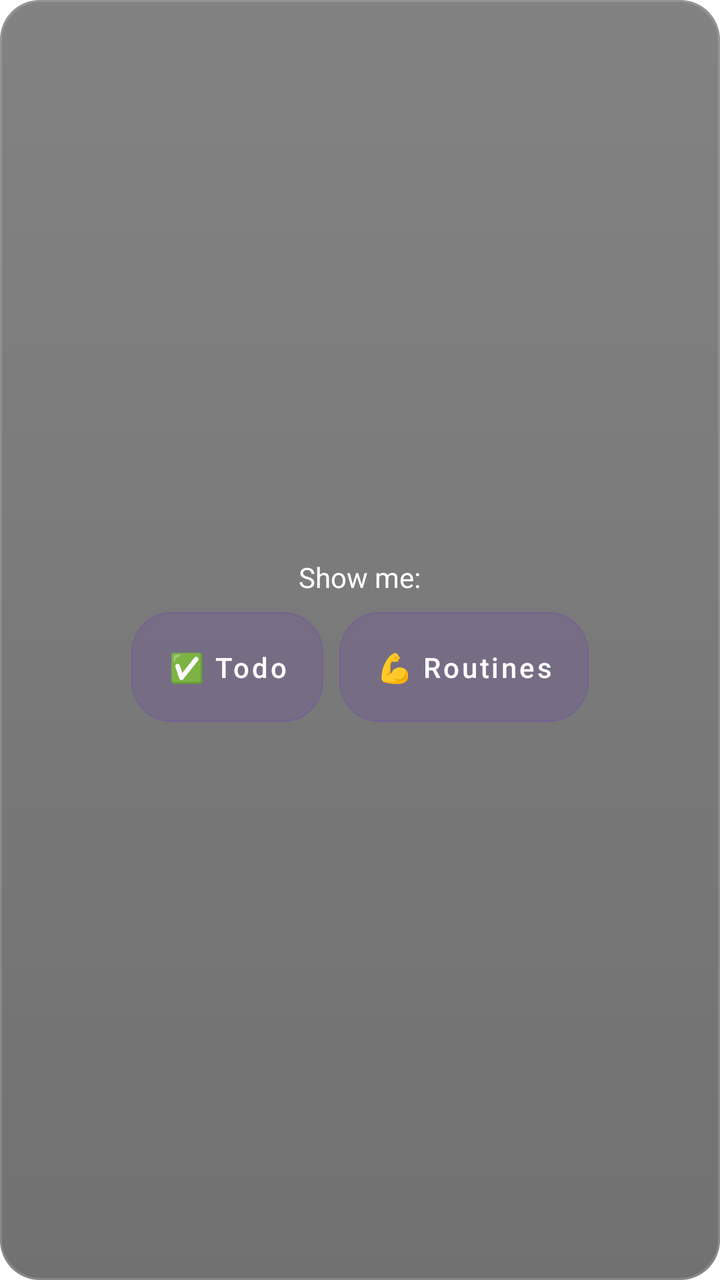
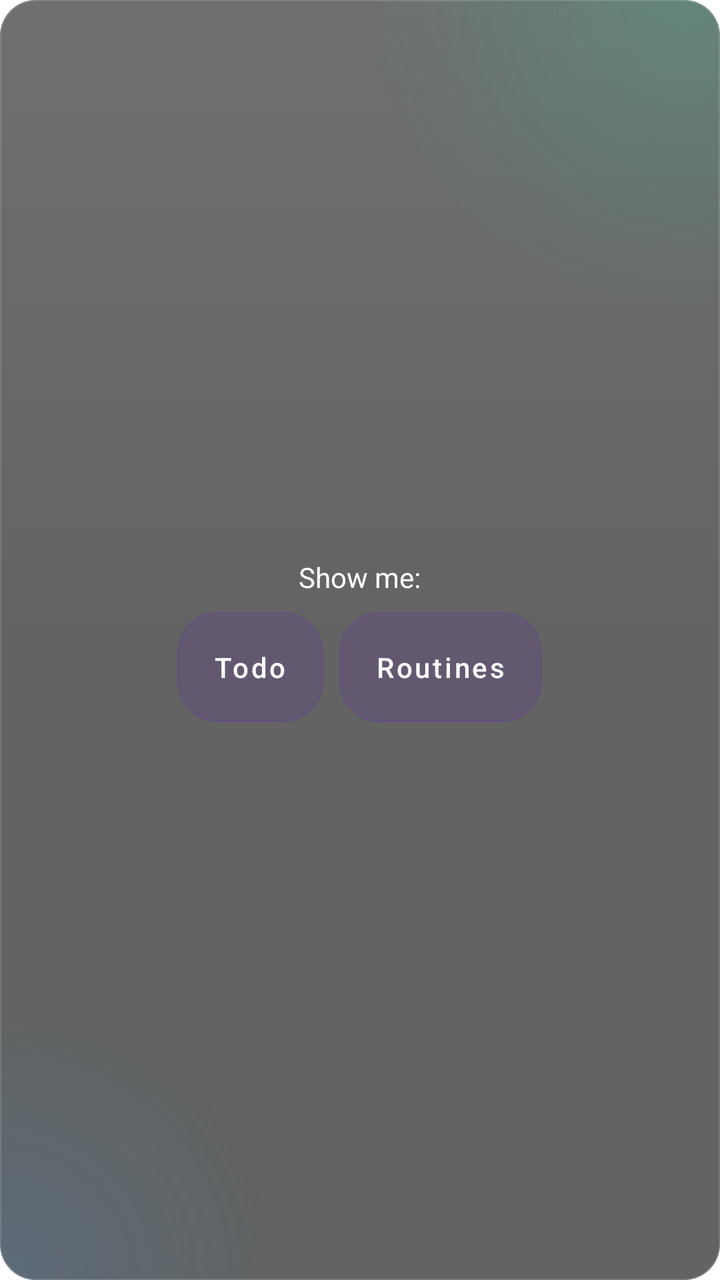

Compare the two renders of this Android layout. The source of the first and the diff that turns it into the second are given below.
<!-- AndroidManifest.xml: fallback theme Theme.MaterialComponents.DayNight.NoActionBar -->
<!-- res/layout/mindful_small_widget_choose.xml -->
<?xml version="1.0" encoding="utf-8"?>
<LinearLayout xmlns:android="http://schemas.android.com/apk/res/android"
    android:id="@+id/widget_root"
    android:layout_width="match_parent"
    android:layout_height="match_parent"
    android:orientation="vertical"
    android:gravity="center"
    android:padding="12dp"
    android:background="@drawable/widget_glass_background">

    <TextView
        android:id="@+id/choose_title"
        android:layout_width="wrap_content"
        android:layout_height="wrap_content"
        android:text="Show me:"
        android:textSize="14sp"
        android:textColor="@color/widget_text_primary"
        android:gravity="center" />

    <LinearLayout
        android:layout_width="wrap_content"
        android:layout_height="wrap_content"
        android:layout_marginTop="8dp"
        android:orientation="horizontal"
        android:gravity="center">

        <Button
            android:id="@+id/choose_tasks"
            android:layout_width="wrap_content"
            android:layout_height="wrap_content"
            android:minWidth="0dp"
            android:minHeight="0dp"
            android:paddingHorizontal="18dp"
            android:paddingVertical="12dp"
            android:background="@drawable/widget_choose_pill_background"
            android:text="✅ Todo"
            android:textAllCaps="false"
            android:textColor="@color/widget_text_primary"
            android:textSize="14sp" />

        <Button
            android:id="@+id/choose_habits"
            android:layout_width="wrap_content"
            android:layout_height="wrap_content"
            android:layout_marginStart="8dp"
            android:minWidth="0dp"
            android:minHeight="0dp"
            android:paddingHorizontal="18dp"
            android:paddingVertical="12dp"
            android:background="@drawable/widget_choose_pill_background"
            android:text="💪 Routines"
            android:textAllCaps="false"
            android:textColor="@color/widget_text_primary"
            android:textSize="14sp" />
    </LinearLayout>
</LinearLayout>
<!-- resources referenced by this layout -->
<resources>
  <!-- drawable widget_glass_background (drawable) -->
  <?xml version="1.0" encoding="utf-8"?>
  <layer-list xmlns:android="http://schemas.android.com/apk/res/android">
      <item>
          <shape android:shape="rectangle">
              <solid android:color="@color/widget_glass_background" />
              <corners android:radius="20dp" />
          </shape>
      </item>
      <item>
          <shape android:shape="rectangle">
              <gradient
                  android:type="linear"
                  android:angle="270"
                  android:startColor="@color/widget_glass_sheen"
                  android:endColor="#00FFFFFF" />
              <corners android:radius="20dp" />
          </shape>
      </item>
      <item>
          <shape android:shape="rectangle">
              <corners android:radius="20dp" />
              <stroke android:width="1dp" android:color="@color/widget_glass_border" />
          </shape>
      </item>
  </layer-list>
  <color name="widget_glass_background">#99121312</color>
  <color name="widget_glass_sheen">#1FFFFFFF</color>
  <color name="widget_glass_border">#26FFFFFF</color>
  <!-- unchanged entries left out for length: 4 -->
</resources>

<!-- the commit's change to res/layout/mindful_small_widget_choose.xml (unified diff, before → after) -->
@@ -33,7 +33,9 @@
             android:paddingHorizontal="18dp"
             android:paddingVertical="12dp"
             android:background="@drawable/widget_choose_pill_background"
-            android:text="✅ Todo"
+            android:drawableStart="@drawable/ic_routine_checklist"
+            android:drawablePadding="6dp"
+            android:text="Todo"
             android:textAllCaps="false"
             android:textColor="@color/widget_text_primary"
             android:textSize="14sp" />
@@ -48,7 +50,9 @@
             android:paddingHorizontal="18dp"
             android:paddingVertical="12dp"
             android:background="@drawable/widget_choose_pill_background"
-            android:text="💪 Routines"
+            android:drawableStart="@drawable/ic_routine_self_improvement"
+            android:drawablePadding="6dp"
+            android:text="Routines"
             android:textAllCaps="false"
             android:textColor="@color/widget_text_primary"
             android:textSize="14sp" />
<!-- resource entries referenced after the edit -->
@@ -1,34 +1,97 @@
 <!-- resources referenced by this layout -->
 <resources>
+  <!-- drawable ic_routine_checklist (drawable) -->
+  <vector xmlns:android="http://schemas.android.com/apk/res/android"
+      android:width="18dp"
+      android:height="18dp"
+      android:viewportWidth="24"
+      android:viewportHeight="24">
+    <path
+        android:fillColor="@android:color/white"
+        android:pathData="M22,8c0,-0.55 -0.45,-1 -1,-1h-7c-0.55,0 -1,0.45 -1,1s0.45,1 1,1h7C21.55,9 22,8.55 22,8zM13,16c0,0.55 0.45,1 1,1h7c0.55,0 1,-0.45 1,-1c0,-0.55 -0.45,-1 -1,-1h-7C13.45,15 13,15.45 13,16zM10.47,4.63c0.39,0.39 0.39,1.02 0,1.41l-4.23,4.25c-0.39,0.39 -1.02,0.39 -1.42,0L2.7,8.16c-0.39,-0.39 -0.39,-1.02 0,-1.41c0.39,-0.39 1.02,-0.39 1.41,0l1.42,1.42l3.54,-3.54C9.45,4.25 10.09,4.25 10.47,4.63zM10.48,12.64c0.39,0.39 0.39,1.02 0,1.41l-4.23,4.25c-0.39,0.39 -1.02,0.39 -1.42,0L2.7,16.16c-0.39,-0.39 -0.39,-1.02 0,-1.41s1.02,-0.39 1.41,0l1.42,1.42l3.54,-3.54C9.45,12.25 10.09,12.25 10.48,12.64L10.48,12.64z"/>
+  </vector>
+  <!-- drawable ic_routine_self_improvement (drawable) -->
+  <vector xmlns:android="http://schemas.android.com/apk/res/android"
+      android:width="18dp"
+      android:height="18dp"
+      android:viewportWidth="24"
+      android:viewportHeight="24">
+    <path
+        android:fillColor="@android:color/white"
+        android:pathData="M12,6m-2,0a2,2 0,1 1,4 0a2,2 0,1 1,-4 0"/>
+    <path
+        android:fillColor="@android:color/white"
+        android:pathData="M21,14.94L21,14.94c0,-0.5 -0.36,-0.93 -0.85,-0.98c-1.88,-0.21 -3.49,-1.13 -4.75,-2.63l-1.34,-1.6C13.68,9.26 13.12,9 12.53,9h-1.05c-0.59,0 -1.15,0.26 -1.53,0.72l-1.34,1.6c-1.25,1.5 -2.87,2.42 -4.75,2.63C3.36,14.01 3,14.44 3,14.94v0c0,0.6 0.53,1.07 1.13,1c2.3,-0.27 4.32,-1.39 5.87,-3.19V15l-3.76,1.5c-0.65,0.26 -1.16,0.83 -1.23,1.53C4.91,19.1 5.74,20 6.79,20H9v-0.5c0,-1.38 1.12,-2.5 2.5,-2.5h3c0.28,0 0.5,0.22 0.5,0.5S14.78,18 14.5,18h-3c-0.83,0 -1.5,0.67 -1.5,1.5V20l7.1,0c0.85,0 1.65,-0.54 1.85,-1.37c0.21,-0.89 -0.27,-1.76 -1.08,-2.08L14,15v-2.25c1.56,1.8 3.57,2.91 5.87,3.19C20.47,16 21,15.54 21,14.94z"/>
+  </vector>
   <!-- drawable widget_glass_background (drawable) -->
   <?xml version="1.0" encoding="utf-8"?>
   <layer-list xmlns:android="http://schemas.android.com/apk/res/android">
+      
       <item>
           <shape android:shape="rectangle">
-              <solid android:color="@color/widget_glass_background" />
-              <corners android:radius="20dp" />
+              <solid android:color="@color/widget_glass_base" />
+              <corners android:radius="18dp" />
           </shape>
       </item>
+      
+      <item>
+          <shape android:shape="rectangle">
+              <gradient
+                  android:type="radial"
+                  android:centerX="0.95"
+                  android:centerY="0.0"
+                  android:gradientRadius="160dp"
+                  android:startColor="@color/widget_glass_glow_teal"
+                  android:endColor="#0014E6AA" />
+              <corners android:radius="18dp" />
+          </shape>
+      </item>
+      
+      <item>
+          <shape android:shape="rectangle">
+              <gradient
+                  android:type="radial"
+                  android:centerX="0.0"
+                  android:centerY="1.0"
+                  android:gradientRadius="140dp"
+                  android:startColor="@color/widget_glass_glow_blue"
+                  android:endColor="#00378ADD" />
+              <corners android:radius="18dp" />
+          </shape>
+      </item>
+      
+      <item>
+          <shape android:shape="rectangle">
+              <solid android:color="@color/widget_glass_frost" />
+              <corners android:radius="18dp" />
+          </shape>
+      </item>
+      
       <item>
           <shape android:shape="rectangle">
               <gradient
                   android:type="linear"
                   android:angle="270"
                   android:startColor="@color/widget_glass_sheen"
+                  android:centerColor="#00FFFFFF"
                   android:endColor="#00FFFFFF" />
-              <corners android:radius="20dp" />
+              <corners android:radius="18dp" />
           </shape>
       </item>
+      
       <item>
           <shape android:shape="rectangle">
-              <corners android:radius="20dp" />
-              <stroke android:width="1dp" android:color="@color/widget_glass_border" />
+              <corners android:radius="18dp" />
+              <stroke android:width="0.5dp" android:color="@color/widget_glass_border" />
           </shape>
       </item>
   </layer-list>
-  <color name="widget_glass_background">#99121312</color>
-  <color name="widget_glass_sheen">#1FFFFFFF</color>
-  <color name="widget_glass_border">#26FFFFFF</color>
+  <color name="widget_glass_base">#B3121312</color>
+  <color name="widget_glass_glow_teal">#2E14E6AA</color>
+  <color name="widget_glass_glow_blue">#2E378ADD</color>
+  <color name="widget_glass_frost">#0FFFFFFF</color>
+  <color name="widget_glass_sheen">#14FFFFFF</color>
+  <color name="widget_glass_border">#1FFFFFFF</color>
   <!-- unchanged entries left out for length: 4 -->
 </resources>
 
